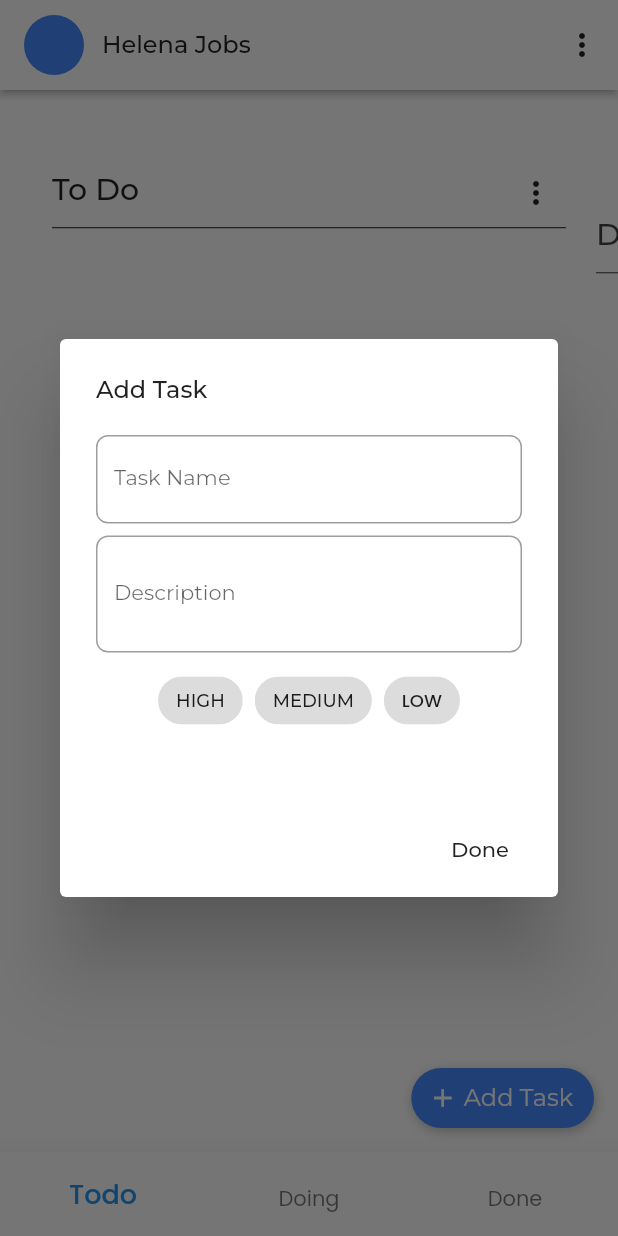
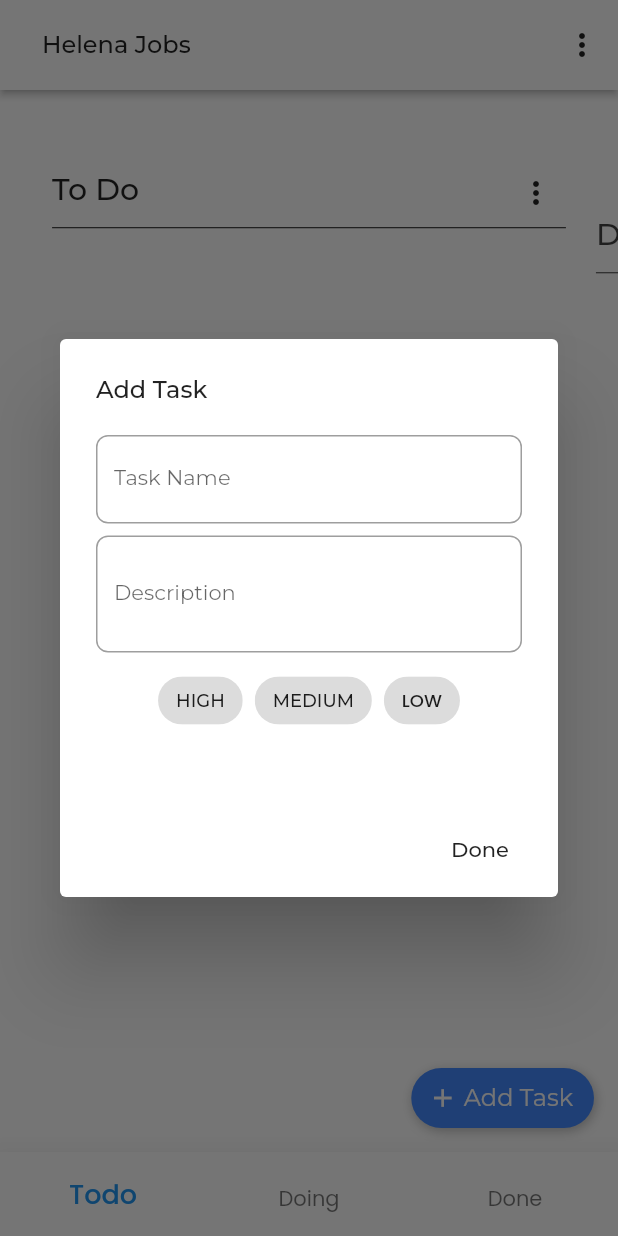
Before and after one commit to abraiyan/minimalist_project_management, a Flutter app: the screen it shows after launch, after a tap on "Add Task", on a phone screen of 412 x 824 dp. Run offline on Flutter 3.47's test engine with Material 2 defaults, Android fonts, the phone set to English and light mode, and no system bars; our stand-ins replace google_fonts, moor_flutter; generated files the repository leaves out were written again.

Commit message:
Sequence Edited

```diff
--- a/lib/screens/home_page.dart
+++ b/lib/screens/home_page.dart
@@ -289,10 +289,6 @@ class _HomePageState extends State<HomePage> {
       backgroundColor: Colors.white,
       title: Row(
         children: [
-          const CircleAvatar(
-            radius: 20,
-            backgroundColor: Colors.blueAccent,
-          ),
           const SizedBox(width: 12,),
           Text('Helena Jobs', style: GoogleFonts.montserrat(color: Colors.black87, fontSize: 16),),
         ],
```
